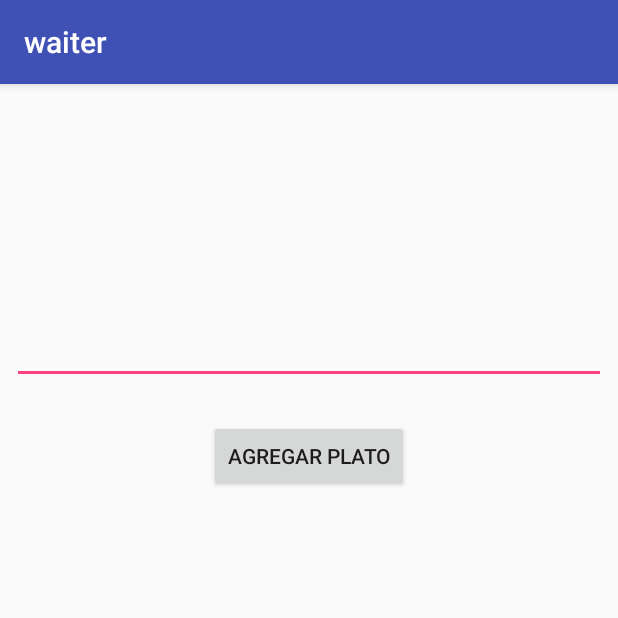
After one commit to geovanniduarte/fundamentos-android-waiter, an Android app: the OrderPlateActivity screen opened directly, with no data from a screen before it, on a phone screen of 412 x 824 dp, the top half of it. The commit adds this screen. Run offline under Robolectric (Android 15) with nearby library versions, the phone set to English and light mode, and no system bars.

Commit message:
Order Plate Activity

```diff
--- a/app/src/main/AndroidManifest.xml
+++ b/app/src/main/AndroidManifest.xml
@@ -17,7 +17,8 @@
             </intent-filter>
         </activity>
         <activity android:name=".activity.OrderTableActivity" />
-        <activity android:name=".activity.PlatesActivity"></activity>
+        <activity android:name=".activity.PlatesActivity" />
+        <activity android:name=".activity.OrderPlateActivity"></activity>
     </application>
 
 </manifest>
--- /dev/null
+++ b/app/src/main/java/co/com/geo/waiter/activity/OrderPlateActivity.kt
@@ -0,0 +1,28 @@
+package co.com.geo.waiter.activity
+
+import android.content.Context
+import android.content.Intent
+import android.support.v7.app.AppCompatActivity
+import android.os.Bundle
+import co.com.geo.waiter.R
+import co.com.geo.waiter.model.Plate
+
+class OrderPlateActivity : AppCompatActivity() {
+
+    companion object {
+
+        private const val EXTRA_PLATE = "extra_plate"
+
+        fun intent(context: Context, plate: Plate) : Intent {
+            val intent = Intent(context, OrderTableActivity::class.java)
+            intent.putExtra(EXTRA_PLATE, plate)
+            return intent
+        }
+    }
+
+    override fun onCreate(savedInstanceState: Bundle?) {
+        super.onCreate(savedInstanceState)
+        setContentView(R.layout.activity_order_plate)
+
+    }
+}
--- a/app/src/main/java/co/com/geo/waiter/activity/OrderTableActivity.kt
+++ b/app/src/main/java/co/com/geo/waiter/activity/OrderTableActivity.kt
@@ -74,12 +74,13 @@ class OrderTableActivity : AppCompatActivity() , TableOrderFragment.OnFragmentIn
 
     fun addNewOrder(waiterName: String) {
         val table = Tables[tableIndex!!]
-        val fragment = supportFragmentManager.findFragmentById(R.id.table_order_fragment)
+        val fragment = supportFragmentManager.findFragmentById(R.id.table_order_fragment) as TableOrderFragment
 
         val tableOrder = TableOrder(table, waiterName, Date().time)
         table.tableOrder = tableOrder
 
         // TODO: Actualizar el fragment PlatesFragment diciendo que ya hay una orden creada.
+        fragment.updateView(null, "${resources.getString(R.string.order_waiter_msg)} ${waiterName}")
     }
 
     override fun onPlateSelected(plate: Plate) {
--- a/app/src/main/java/co/com/geo/waiter/activity/PlatesActivity.kt
+++ b/app/src/main/java/co/com/geo/waiter/activity/PlatesActivity.kt
@@ -25,6 +25,6 @@ class PlatesActivity : AppCompatActivity(), PlatesFragment.OnPlatesFragmentInter
     }
 
     override fun onPlateSelected(plate: Plate) {
-        TODO("not implemented") //To change body of created functions use File | Settings | File Templates.
+
     }
 }
--- a/app/src/main/java/co/com/geo/waiter/fragment/PlatesFragment.kt
+++ b/app/src/main/java/co/com/geo/waiter/fragment/PlatesFragment.kt
@@ -81,7 +81,7 @@ class PlatesFragment : Fragment() {
         }
         if (adapter != null) {
             adapter.onClickListener = View.OnClickListener {
-                Toast.makeText(activity, "pulsado plato", Toast.LENGTH_LONG).show()
+               //Lanzar actividad para detalles del plato seleccionado.
             }
         }
 
--- a/app/src/main/java/co/com/geo/waiter/model/Plate.kt
+++ b/app/src/main/java/co/com/geo/waiter/model/Plate.kt
@@ -1,5 +1,7 @@
 package co.com.geo.waiter.model
 
-class Plate(val name: String, val price: Int, val description: String, val image: Int) {
+import java.io.Serializable
+
+class Plate(val name: String, val price: Int, val description: String, val image: Int): Serializable {
 
 }
--- /dev/null
+++ b/app/src/main/res/layout/activity_order_plate.xml
@@ -0,0 +1,45 @@
+<?xml version="1.0" encoding="utf-8"?>
+<android.support.constraint.ConstraintLayout xmlns:android="http://schemas.android.com/apk/res/android"
+    xmlns:app="http://schemas.android.com/apk/res-auto"
+    xmlns:tools="http://schemas.android.com/tools"
+    android:layout_width="match_parent"
+    android:layout_height="match_parent"
+    tools:context=".activity.OrderPlateActivity">
+
+    <FrameLayout
+        android:id="@+id/plate_fragment"
+        android:layout_width="match_parent"
+        android:layout_height="100dp">
+
+    </FrameLayout>
+
+    <EditText
+        android:id="@+id/editText"
+        android:layout_width="0dp"
+        android:layout_height="@dimen/plate_detail_height"
+        android:layout_marginEnd="8dp"
+        android:layout_marginLeft="8dp"
+        android:layout_marginRight="8dp"
+        android:layout_marginStart="8dp"
+        android:ems="10"
+        android:inputType="textMultiLine"
+        app:layout_constraintEnd_toEndOf="parent"
+        app:layout_constraintStart_toStartOf="parent"
+        app:layout_constraintTop_toBottomOf="@+id/plate_fragment" />
+
+    <Button
+        android:id="@+id/button"
+        android:layout_width="wrap_content"
+        android:layout_height="wrap_content"
+        android:layout_marginEnd="8dp"
+        android:layout_marginLeft="8dp"
+        android:layout_marginRight="8dp"
+        android:layout_marginStart="8dp"
+        android:layout_marginTop="24dp"
+        android:text="@string/add_plate_to_order"
+        app:layout_constraintEnd_toEndOf="parent"
+        app:layout_constraintStart_toStartOf="parent"
+        app:layout_constraintTop_toBottomOf="@+id/editText" />
+
+
+</android.support.constraint.ConstraintLayout>
--- a/app/src/main/res/layout/fragment_plates.xml
+++ b/app/src/main/res/layout/fragment_plates.xml
@@ -7,10 +7,6 @@
     tools:context=".fragment.PlatesFragment">
 
     <!-- TODO: Update blank fragment layout -->
-    <TextView
-        android:layout_width="match_parent"
-        android:layout_height="wrap_content"
-        android:text="@string/hello_blank_fragment" />
 
     <android.support.v7.widget.RecyclerView
         android:id="@+id/plates_list"
--- a/app/src/main/res/values/dimens.xml
+++ b/app/src/main/res/values/dimens.xml
@@ -6,4 +6,5 @@
     <dimen name="standard_corner_radius">8dp</dimen>
     <dimen name="standard_card_elevation">8dp</dimen>
     <dimen name="default_padding">16dp</dimen>
+    <dimen name="plate_detail_height">100dp</dimen>
 </resources>
--- a/app/src/main/res/values/strings.xml
+++ b/app/src/main/res/values/strings.xml
@@ -6,4 +6,7 @@
     <string name="hello_blank_fragment">Hello blank fragment</string>
     <string name="waiter_tag_name">Mesero</string>
     <string name="new_order">Nueva orden</string>
+    <string name="empty_string"></string>
+    <string name="order_waiter_msg">Order created by: </string>
+    <string name="add_plate_to_order">Agregar plato</string>
 </resources>
```
